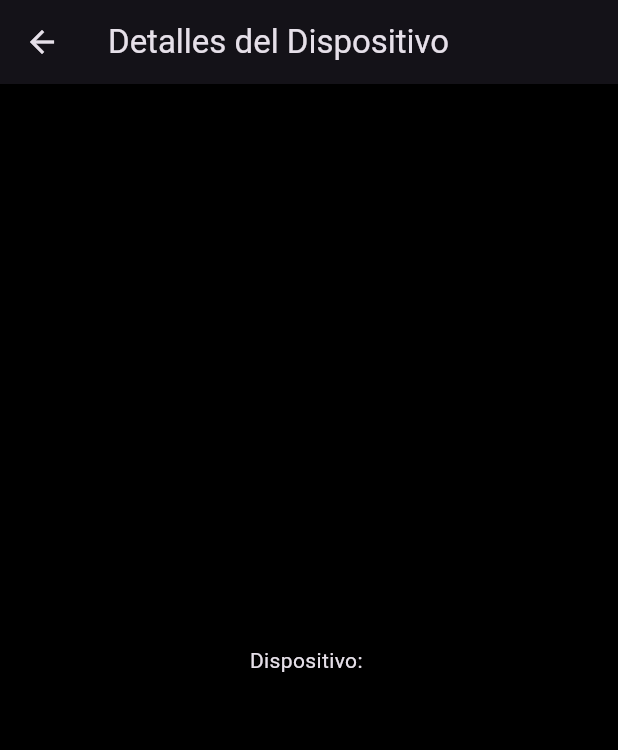
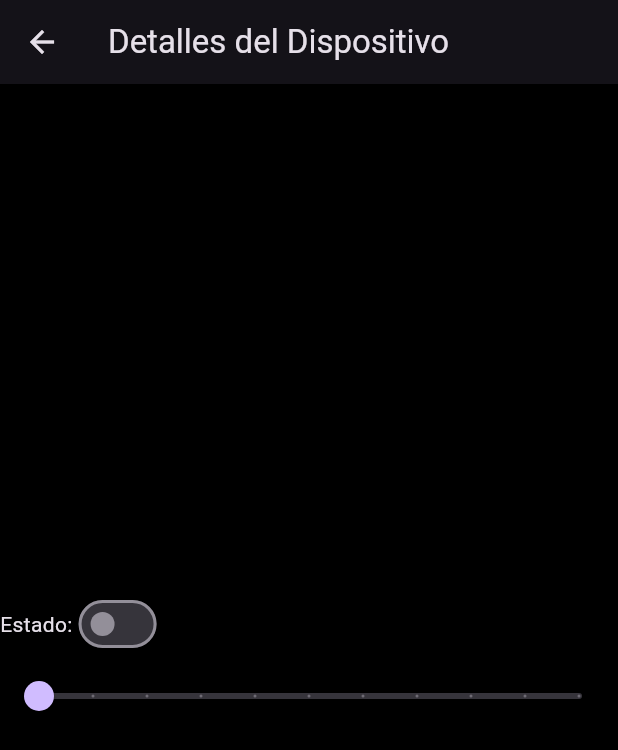
Before and after one commit to AndoniUTT/hoManager_app, a Flutter app: the screen it shows after launch, item 2 of the bottom bar chosen, after a tap on the "arrow forward" icon, on a phone screen of 412 x 824 dp. Shown: the top 750 px of the screen. Run offline on Flutter 3.47's test engine with Material 3 defaults, Android fonts, the phone set to English and light mode, and no system bars.

Commit message:
Estructura inicial - Agregacion de led_view

```diff
--- a/lib/views/home_views.dart
+++ b/lib/views/home_views.dart
@@ -1,5 +1,7 @@
 import 'package:flutter/material.dart';
 import 'package:homanager_app/views/device_views.dart';
+import 'package:homanager_app/views/led_view.dart';
+import 'package:homanager_app/views/registerD_views.dart';
 
 class HomeViews extends StatefulWidget {
   const HomeViews({Key? key});
@@ -13,11 +15,16 @@ class _HomeViewsState extends State<HomeViews> {
   Widget build(BuildContext context) {
     return Scaffold(
       appBar: AppBar(
-        title: Text("Home"),
+        title: Text("Inicio"),
       ),
       body: _buildListView(context),
       floatingActionButton: FloatingActionButton(
         onPressed: () {
+          Navigator.push(
+                context,
+                MaterialPageRoute(builder: (context) => RegisterView()
+                ),
+              );
           //  ---  AGREGAR DISPOSITIVO
         },
         child: Icon(Icons.add),
@@ -39,7 +46,7 @@ class _HomeViewsState extends State<HomeViews> {
             onPressed: (){
               Navigator.push(
                 context,
-                MaterialPageRoute(builder: (context) => DeviceView(index)
+                MaterialPageRoute(builder: (context) => LedView()
                 ),
               );
             },
@@ -49,4 +56,5 @@ class _HomeViewsState extends State<HomeViews> {
       },
     );
   }
+
 }
--- /dev/null
+++ b/lib/views/led_view.dart
@@ -0,0 +1,66 @@
+import 'package:flutter/material.dart';
+
+class LedView extends StatefulWidget {
+  const LedView({Key? key}) : super(key: key);
+
+  @override
+  State<LedView> createState() => _LedViewState();
+}
+
+class _LedViewState extends State<LedView> {
+  bool valueSwitch = false;
+  double sliderValue = 0.0;
+
+  @override
+  Widget build(BuildContext context) {
+    return Scaffold(
+      appBar: AppBar(
+        title: Text("Detalles del Dispositivo"),
+      ),
+      body:Column(
+        mainAxisAlignment: MainAxisAlignment.center,
+        children: [
+          Switch_t(),
+          Intencidad(),
+        ],
+      )
+    );
+  }
+
+  Row Switch_t(){
+    return Row(
+      children: [
+        Text(
+          'Estado:'
+          ),
+        Switch(
+          value: valueSwitch,
+          onChanged: (value){
+            setState(() {
+              valueSwitch = value;
+            });
+          })
+      ],
+    );
+  }
+
+  Column Intencidad() {
+    return Column(
+      children: [
+        Slider(
+          min: 0.0,
+          max: 10.0,
+          value: sliderValue,
+          divisions: 10,
+          label: '${sliderValue.round()}',
+          onChanged: (value) {
+            setState(() {
+              sliderValue = value;
+              // print('Valor del slider: $sliderValue');
+            });
+          },
+        ),
+      ],
+    );
+  }
+}
```
Also changed, not shown: lib/views/registerD_views.dart (added, +97 -0 lines).
